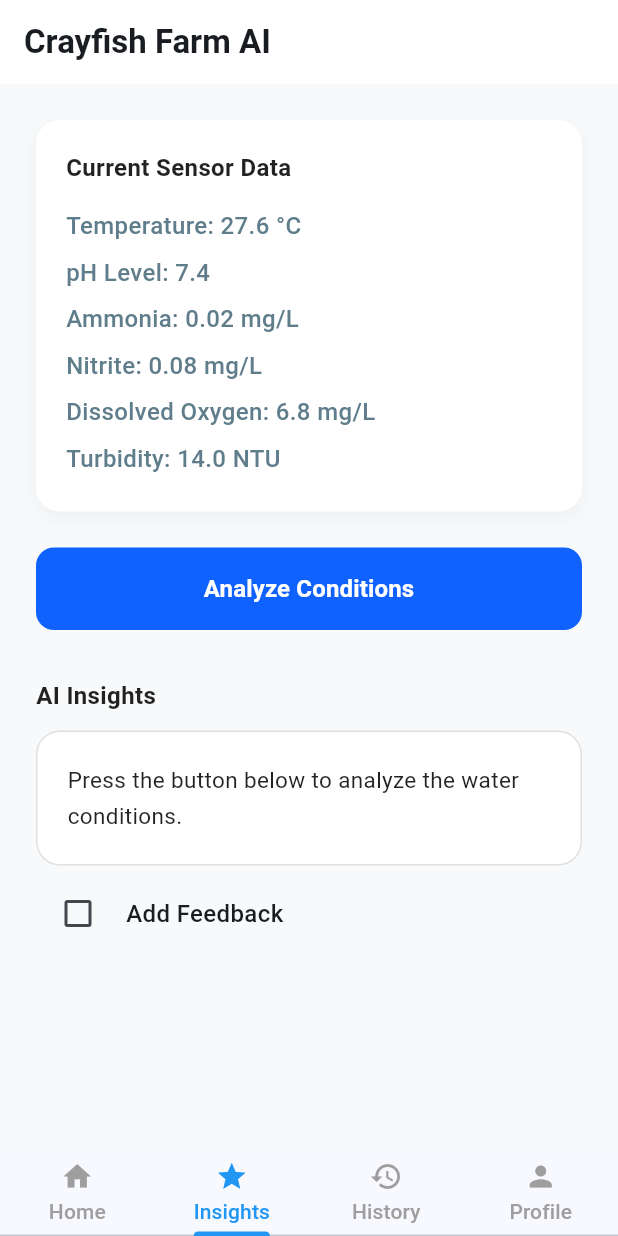
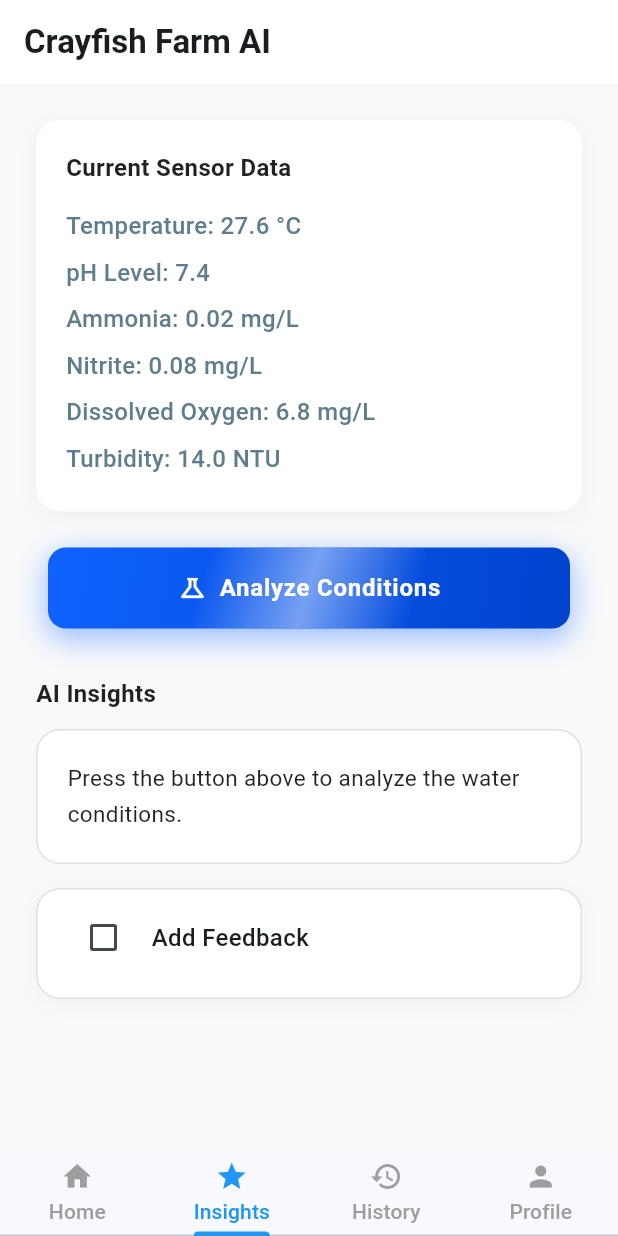
Before and after one commit to inogami-dev/Aquation, a Flutter app: the screen it shows after launch, item 2 of the bottom bar chosen, on a phone screen of 412 x 824 dp. Run offline on Flutter 3.47's test engine with Material 3 defaults, Android fonts, the phone set to English and light mode, and no system bars; drawn by our look-alikes of flutter_markdown; our stand-ins replace firebase_core, fl_chart, flutter_dotenv; missing offline and left inert: mistralai_dart; accounts and stored records are empty.

Commit message:
changes in the insights feature: added animation, revamped ui, and added fucntionalities.

```diff
--- /dev/null
+++ b/lib/ai/presentation/ai_analyze_button.dart
@@ -0,0 +1,164 @@
+import 'dart:math';
+import 'package:flutter/material.dart';
+
+class PremiumAnalyzeButton extends StatefulWidget {
+  final bool isLoading;
+  final VoidCallback? onPressed;
+
+  const PremiumAnalyzeButton({
+    super.key,
+    required this.isLoading,
+    required this.onPressed,
+  });
+
+  @override
+  State<PremiumAnalyzeButton> createState() => _PremiumAnalyzeButtonState();
+}
+
+class _PremiumAnalyzeButtonState extends State<PremiumAnalyzeButton>
+    with SingleTickerProviderStateMixin {
+  late final AnimationController _shimmerController;
+  double _scale = 1.0;
+
+  @override
+  void initState() {
+    super.initState();
+    _shimmerController = AnimationController(
+      vsync: this,
+      duration: const Duration(seconds: 2), // Faster sweep
+    )..repeat();
+  }
+
+  @override
+  void dispose() {
+    _shimmerController.dispose();
+    super.dispose();
+  }
+
+  @override
+  Widget build(BuildContext context) {
+    final bool isEnabled = widget.onPressed != null;
+
+    return Center(
+      child: LayoutBuilder(
+        builder: (context, constraints) {
+          final double targetWidth = widget.isLoading ? 54 : constraints.maxWidth - 16;
+
+          return GestureDetector(
+            onTapDown: isEnabled && !widget.isLoading
+                ? (_) => setState(() => _scale = 0.90) // More noticeable press (0.90 instead of 0.95)
+                : null,
+            onTapUp: isEnabled && !widget.isLoading
+                ? (_) => setState(() => _scale = 1.0)
+                : null,
+            onTapCancel: isEnabled && !widget.isLoading
+                ? () => setState(() => _scale = 1.0)
+                : null,
+            onTap: isEnabled && !widget.isLoading ? widget.onPressed : null,
+            child: AnimatedScale(
+              scale: _scale,
+              duration: const Duration(milliseconds: 100),
+              child: AnimatedBuilder(
+                animation: _shimmerController,
+                builder: (context, child) {
+                  // Pulse shadow blur and spread in sync with the shimmer
+                  final pulse = sin(_shimmerController.value * 2 * pi);
+                  final shadowAlpha = widget.isLoading ? 0.0 : 0.35 + (pulse * 0.1);
+                  final blurRadius = widget.isLoading ? 0.0 : 14.0 + (pulse * 4.0);
+                  final spreadRadius = widget.isLoading ? 0.0 : (pulse * 1.5);
+
+                  return AnimatedContainer(
+                    duration: const Duration(milliseconds: 300),
+                    curve: Curves.easeInOut,
+                    height: 54,
+                    // Morphs from full width (minus margins) to circle size
+                    width: targetWidth,
+                    decoration: BoxDecoration(
+                      borderRadius: BorderRadius.circular(widget.isLoading ? 27 : 12),
+                      gradient: const LinearGradient(
+                        colors: [Color(0xFF0F62FE), Color(0xFF0043CE)],
+                        begin: Alignment.topLeft,
+                        end: Alignment.bottomRight,
+                      ),
+                      boxShadow: [
+                        BoxShadow(
+                          color: const Color(0xFF0F62FE).withValues(alpha: shadowAlpha),
+                          blurRadius: blurRadius,
+                          spreadRadius: spreadRadius,
+                          offset: const Offset(0, 6),
+                        ),
+                      ],
+                    ),
+                    child: ClipRRect(
+                      borderRadius: BorderRadius.circular(widget.isLoading ? 27 : 12),
+                      child: Stack(
+                        alignment: Alignment.center,
+                        children: [
+                          // Shimmer shine animation
+                          if (!widget.isLoading)
+                            Positioned.fill(
+                              child: FractionallySizedBox(
+                                widthFactor: 2.0,
+                                alignment: Alignment(
+                                  -2.0 + _shimmerController.value * 4.0,
+                                  0.0,
+                                ),
+                                child: Container(
+                                  decoration: BoxDecoration(
+                                    gradient: LinearGradient(
+                                      colors: [
+                                        Colors.white.withValues(alpha: 0.0),
+                                        Colors.white.withValues(alpha: 0.45), // Brighter shine
+                                        Colors.white.withValues(alpha: 0.0),
+                                      ],
+                                      stops: const [0.4, 0.5, 0.6], // Sharper profile
+                                      transform: const GradientRotation(0.3),
+                                    ),
+                                  ),
+                                ),
+                              ),
+                            ),
+                          // Button Content
+                          AnimatedSwitcher(
+                            duration: const Duration(milliseconds: 200),
+                            child: widget.isLoading
+                                ? const SizedBox(
+                                    key: ValueKey('loader'),
+                                    height: 20,
+                                    width: 20,
+                                    child: CircularProgressIndicator(
+                                      color: Colors.white,
+                                      strokeWidth: 2.5,
+                                    ),
+                                  )
+                                : Row(
+                                    key: const ValueKey('text_content'),
+                                    mainAxisAlignment: MainAxisAlignment.center,
+                                    children: const [
+                                      Icon(Icons.science_outlined, color: Colors.white, size: 20),
+                                      SizedBox(width: 8),
+                                      Text(
+                                        "Analyze Conditions",
+                                        style: TextStyle(
+                                          color: Colors.white,
+                                          fontSize: 16,
+                                          fontWeight: FontWeight.bold,
+                                          letterSpacing: 0.5,
+                                        ),
+                                      ),
+                                    ],
+                                  ),
+                          ),
+                        ],
+                      ),
+                    ),
+                  );
+                },
+              ),
+            ),
+          );
+        },
+      ),
+    );
+  }
+}
--- a/lib/ai/presentation/ai_screen.dart
+++ b/lib/ai/presentation/ai_insights_page.dart
@@ -1,6 +1,7 @@
 import 'package:aquation/ai/domain/ai_logic.dart';
 import 'package:aquation/ai/domain/dimensions.dart';
 import 'package:aquation/ai/domain/sensor_data.dart';
+import 'package:aquation/ai/presentation/ai_analyze_button.dart';
 import 'package:aquation/ai/presentation/feedback_input.dart';
 import 'package:flutter/material.dart';
 import 'package:flutter_markdown/flutter_markdown.dart';
@@ -15,7 +16,7 @@ class AiTestScreen extends StatefulWidget {
 
 class _AiTestScreenState extends State<AiTestScreen> {
   bool _isLoading = false;
-  String _response = "Press the button below to analyze the water conditions.";
+  String _response = "Press the button above to analyze the water conditions.";
 
   Future<void> _runAnalysis() async {
     setState(() {
@@ -90,9 +91,13 @@ class _AiTestScreenState extends State<AiTestScreen> {
                             itemCount: parameters.length,
                             itemBuilder: (context, index) {
                               final parameter = parameters[index];
-                              final displayUnit = parameter.unit.isNotEmpty ? " ${parameter.unit}" : "";
+                              final displayUnit = parameter.unit.isNotEmpty
+                                  ? " ${parameter.unit}"
+                                  : "";
                               return Padding(
-                                padding: const EdgeInsets.symmetric(vertical: 4.0),
+                                padding: const EdgeInsets.symmetric(
+                                  vertical: 4.0,
+                                ),
                                 child: Text(
                                   "${parameter.title}: ${parameter.value}$displayUnit",
                                   style: const TextStyle(
@@ -112,33 +117,9 @@ class _AiTestScreenState extends State<AiTestScreen> {
                 const SizedBox(height: 24),
 
                 // Analyze Button
-                ElevatedButton(
-                  onPressed: _isLoading ? null : _runAnalysis,
-                  style: ElevatedButton.styleFrom(
-                    backgroundColor: const Color(0xFF0F62FE),
-                    foregroundColor: Colors.white,
-                    padding: const EdgeInsets.symmetric(vertical: 16),
-                    shape: RoundedRectangleBorder(
-                      borderRadius: BorderRadius.circular(12),
-                    ),
-                    elevation: 0,
-                  ),
-                  child: _isLoading
-                      ? const SizedBox(
-                          height: 20,
-                          width: 20,
-                          child: CircularProgressIndicator(
-                            color: Colors.white,
-                            strokeWidth: 2,
-                          ),
-                        )
-                      : const Text(
-                          "Analyze Conditions",
-                          style: TextStyle(
-                            fontSize: 16,
-                            fontWeight: FontWeight.w600,
-                          ),
-                        ),
+                PremiumAnalyzeButton(
+                  isLoading: _isLoading,
+                  onPressed: _runAnalysis,
                 ),
                 const SizedBox(height: 32),
 
@@ -176,9 +157,31 @@ class _AiTestScreenState extends State<AiTestScreen> {
                     ),
                   ),
                 ),
+                const SizedBox(height: 16),
 
-                // Feedback Input
-                const FeedbackInput(),
+                // Feedback Input Card
+                Container(
+                  width: double.infinity,
+                  padding: const EdgeInsets.only(
+                    left: 16,
+                    right: 16,
+                    top: 4,
+                    bottom: 12,
+                  ),
+                  decoration: BoxDecoration(
+                    color: Colors.white,
+                    borderRadius: BorderRadius.circular(16),
+                    border: Border.all(color: const Color(0xFFE0E0E0)),
+                    boxShadow: [
+                      BoxShadow(
+                        color: Colors.black.withValues(alpha: 0.03),
+                        blurRadius: 10,
+                        offset: const Offset(0, 4),
+                      ),
+                    ],
+                  ),
+                  child: const FeedbackInput(),
+                ),
               ],
             ),
           ),
--- a/lib/ai/presentation/feedback_input.dart
+++ b/lib/ai/presentation/feedback_input.dart
@@ -14,6 +14,7 @@ class FeedbackInputState extends State<FeedbackInput>
   late final Animation<double> _fadeAnimation;
 
   bool _showFeedback = false;
+  bool _isTextEmpty = true;
   final TextEditingController _controller = TextEditingController();
   final FocusNode _focusNode = FocusNode();
 
@@ -32,14 +33,25 @@ class FeedbackInputState extends State<FeedbackInput>
       parent: _animationController,
       curve: Curves.easeIn,
     );
+    _controller.addListener(_handleTextChanged);
   }
 
   @override
   void dispose() {
+    _controller.removeListener(_handleTextChanged);
     _animationController.dispose();
     _controller.dispose();
     _focusNode.dispose();
     super.dispose();
+  }
+
+  void _handleTextChanged() {
+    final currentlyEmpty = _controller.text.trim().isEmpty;
+    if (currentlyEmpty != _isTextEmpty) {
+      setState(() {
+        _isTextEmpty = currentlyEmpty;
+      });
+    }
   }
 
   void _toggleFeedback(bool value) {
@@ -68,7 +80,7 @@ class FeedbackInputState extends State<FeedbackInput>
           onTap: () => _toggleFeedback(!_showFeedback),
           borderRadius: BorderRadius.circular(4),
           child: Padding(
-            padding: const EdgeInsets.symmetric(vertical: 8.0, horizontal: 4.0),
+            padding: const EdgeInsets.symmetric(vertical: 4.0, horizontal: 4.0),
             child: Row(
               mainAxisSize: MainAxisSize.min,
               children: [
@@ -92,11 +104,18 @@ class FeedbackInputState extends State<FeedbackInput>
             opacity: _fadeAnimation,
             child: Padding(
               padding: const EdgeInsets.only(
-                left: 12.0,
-                right: 12.0,
+                // left: 12.0,
+                // right: 12.0,
                 bottom: 12.0,
-                top: 4.0,
+                // top: 4.0,
               ),
+              child: Column(
+                crossAxisAlignment: CrossAxisAlignment.start,
+                mainAxisSize: MainAxisSize.min,
+                children: [
+                  Row(
+                    children: [
+                      Expanded(
                         child: TextField(
                           controller: _controller,
                           focusNode: _focusNode,
@@ -112,6 +131,66 @@ class FeedbackInputState extends State<FeedbackInput>
                           ),
                         ),
                       ),
+                      AnimatedOpacity(
+                        opacity: _isTextEmpty ? 0.0 : 1.0,
+                        duration: const Duration(milliseconds: 200),
+                        child: AnimatedSize(
+                          duration: const Duration(milliseconds: 200),
+                          curve: Curves.easeInOut,
+                          child: _isTextEmpty
+                              ? const SizedBox.shrink()
+                              : Padding(
+                                  padding: const EdgeInsets.only(left: 8.0),
+                                  child: SizedBox(
+                                    width: 48,
+                                    height: 48,
+                                    child: Material(
+                                      color: const Color(0xff0F62FE),
+                                      borderRadius: BorderRadius.circular(8),
+                                      child: IconButton(
+                                        icon: const Icon(
+                                          Icons.send_rounded,
+                                          color: Colors.white,
+                                          size: 20,
+                                        ),
+                                        onPressed: () {
+                                          // Clear input and remove focus on send
+                                          _controller.clear();
+                                          _focusNode.unfocus();
+                                        },
+                                      ),
+                                    ),
+                                  ),
+                                ),
+                        ),
+                      ),
+                    ],
+                  ),
+                  const SizedBox(height: 8),
+                  Row(
+                    crossAxisAlignment: CrossAxisAlignment.start,
+                    children: [
+                      Icon(
+                        Icons.info_outline_rounded,
+                        size: 14,
+                        color: Colors.grey[600],
+                      ),
+                      const SizedBox(width: 6),
+                      Expanded(
+                        child: Text(
+                          "Disclaimer: The prompt must be relevant to the AI insights, such as a correction or a follow-up question.",
+                          style: TextStyle(
+                            fontSize: 12,
+                            color: Colors.grey[600],
+                            height: 1.3,
+                          ),
+                        ),
+                      ),
+                    ],
+                  ),
+                ],
+              ),
+            ),
           ),
         ),
       ],
--- a/lib/ai/tab.dart
+++ b/lib/ai/tab.dart
@@ -1,4 +1,4 @@
-import 'package:aquation/ai/presentation/ai_screen.dart';
+import 'package:aquation/ai/presentation/ai_insights_page.dart';
 import 'package:aquation/pages/dashboard_page.dart';
 import 'package:aquation/pages/history_page.dart';
 import 'package:aquation/pages/profile_page.dart';
```
Also changed, not shown: lib/pages/history_page.dart (+27 -17 lines). Lines whose indentation alone changed are shown as unchanged.
